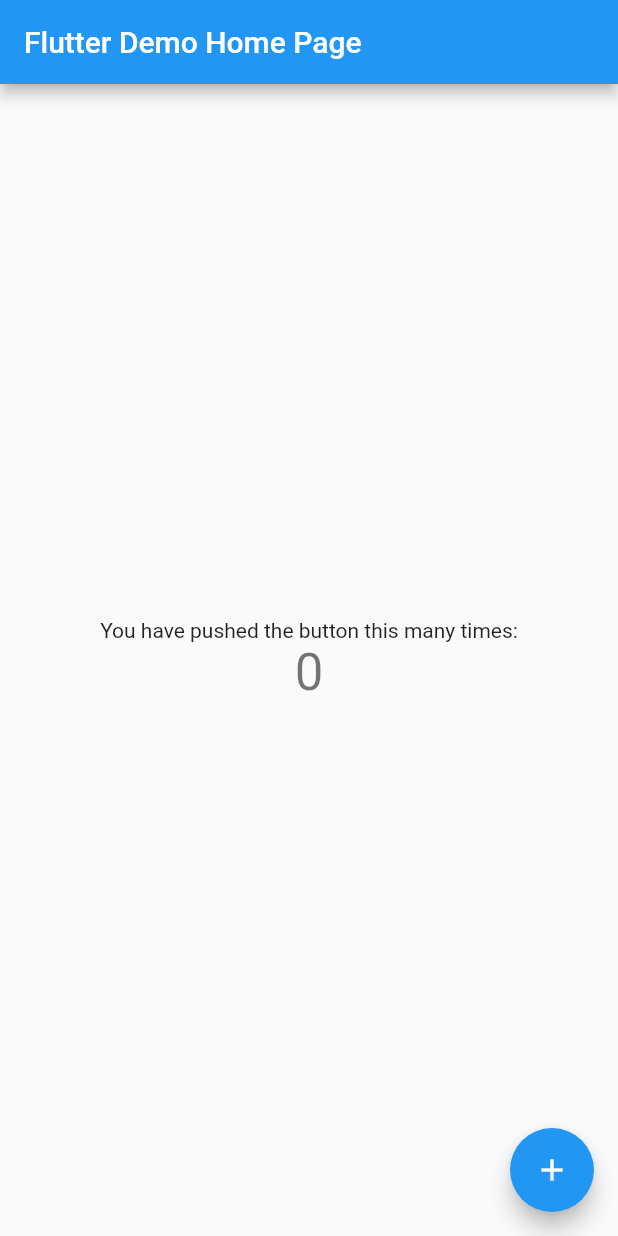
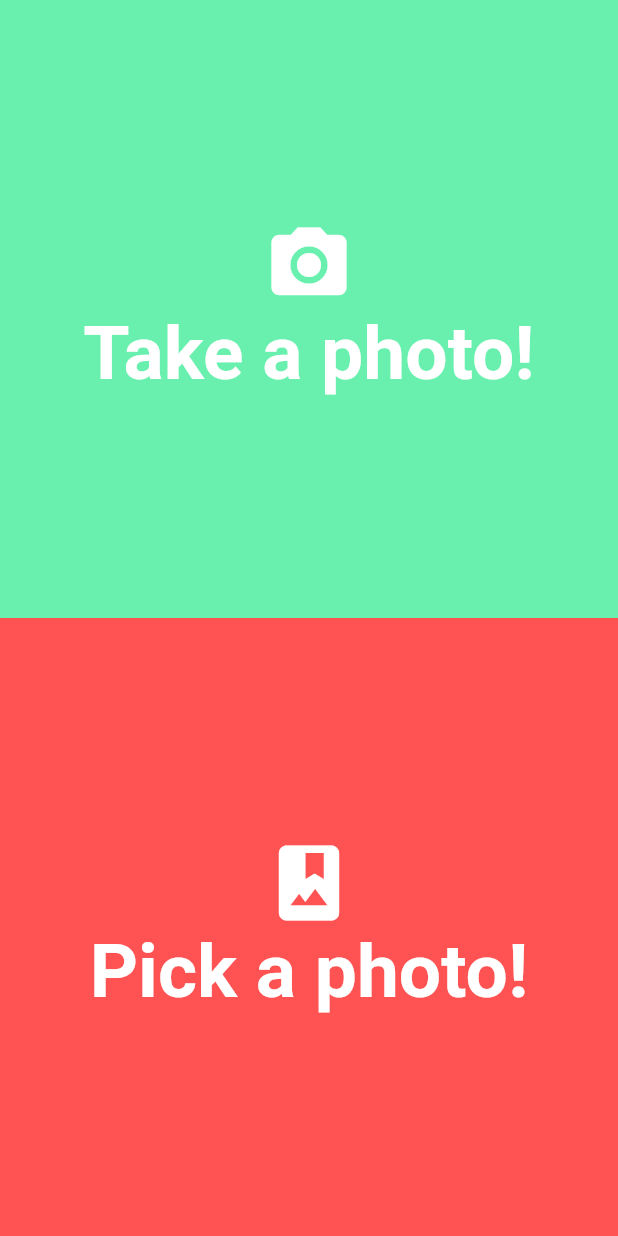
Before and after one commit to Guillem96/tensorflow-challenge, a Flutter app: the screen it shows after launch, on a phone screen of 412 x 824 dp. Run offline on Flutter 3.47's test engine with Material 2 defaults, Android fonts, the phone set to English and light mode, and no system bars.

Commit message:
Main screen added

```diff
--- a/amethyst/lib/main.dart
+++ b/amethyst/lib/main.dart
@@ -1,111 +1,8 @@
+import 'package:amethyst/router.dart';
+import 'package:amethyst/screens/home_screen/home_screen.dart';
 import 'package:flutter/material.dart';
 
-void main() => runApp(MyApp());
-
-class MyApp extends StatelessWidget {
-  // This widget is the root of your application.
-  @override
-  Widget build(BuildContext context) {
-    return MaterialApp(
-      title: 'Flutter Demo',
-      theme: ThemeData(
-        // This is the theme of your application.
-        //
-        // Try running your application with "flutter run". You'll see the
-        // application has a blue toolbar. Then, without quitting the app, try
-        // changing the primarySwatch below to Colors.green and then invoke
-        // "hot reload" (press "r" in the console where you ran "flutter run",
-        // or simply save your changes to "hot reload" in a Flutter IDE).
-        // Notice that the counter didn't reset back to zero; the application
-        // is not restarted.
-        primarySwatch: Colors.blue,
-      ),
-      home: MyHomePage(title: 'Flutter Demo Home Page'),
-    );
-  }
-}
-
-class MyHomePage extends StatefulWidget {
-  MyHomePage({Key key, this.title}) : super(key: key);
-
-  // This widget is the home page of your application. It is stateful, meaning
-  // that it has a State object (defined below) that contains fields that affect
-  // how it looks.
-
-  // This class is the configuration for the state. It holds the values (in this
-  // case the title) provided by the parent (in this case the App widget) and
-  // used by the build method of the State. Fields in a Widget subclass are
-  // always marked "final".
-
-  final String title;
-
-  @override
-  _MyHomePageState createState() => _MyHomePageState();
-}
-
-class _MyHomePageState extends State<MyHomePage> {
-  int _counter = 0;
-
-  void _incrementCounter() {
-    setState(() {
-      // This call to setState tells the Flutter framework that something has
-      // changed in this State, which causes it to rerun the build method below
-      // so that the display can reflect the updated values. If we changed
-      // _counter without calling setState(), then the build method would not be
-      // called again, and so nothing would appear to happen.
-      _counter++;
-    });
-  }
-
-  @override
-  Widget build(BuildContext context) {
-    // This method is rerun every time setState is called, for instance as done
-    // by the _incrementCounter method above.
-    //
-    // The Flutter framework has been optimized to make rerunning build methods
-    // fast, so that you can just rebuild anything that needs updating rather
-    // than having to individually change instances of widgets.
-    return Scaffold(
-      appBar: AppBar(
-        // Here we take the value from the MyHomePage object that was created by
-        // the App.build method, and use it to set our appbar title.
-        title: Text(widget.title),
-      ),
-      body: Center(
-        // Center is a layout widget. It takes a single child and positions it
-        // in the middle of the parent.
-        child: Column(
-          // Column is also layout widget. It takes a list of children and
-          // arranges them vertically. By default, it sizes itself to fit its
-          // children horizontally, and tries to be as tall as its parent.
-          //
-          // Invoke "debug painting" (press "p" in the console, choose the
-          // "Toggle Debug Paint" action from the Flutter Inspector in Android
-          // Studio, or the "Toggle Debug Paint" command in Visual Studio Code)
-          // to see the wireframe for each widget.
-          //
-          // Column has various properties to control how it sizes itself and
-          // how it positions its children. Here we use mainAxisAlignment to
-          // center the children vertically; the main axis here is the vertical
-          // axis because Columns are vertical (the cross axis would be
-          // horizontal).
-          mainAxisAlignment: MainAxisAlignment.center,
-          children: <Widget>[
-            Text(
-              'You have pushed the button this many times:',
-            ),
-            Text(
-              '$_counter',
-              style: Theme.of(context).textTheme.display1,
-            ),
-          ],
-        ),
-      ),
-      floatingActionButton: FloatingActionButton(
-        onPressed: _incrementCounter,
-        tooltip: 'Increment',
-        child: Icon(Icons.add),
-      ), // This trailing comma makes auto-formatting nicer for build methods.
-    );
-  }
-}
+main() => runApp(new MaterialApp(
+  home: new HomePage(),
+  routes: Router.routes,
+));
--- /dev/null
+++ b/amethyst/lib/router.dart
@@ -0,0 +1,13 @@
+import 'package:amethyst/screens/home_screen/home_screen.dart';
+import 'package:flutter/material.dart';
+
+
+class Router {
+  static Map<String, String> params = new Map();
+
+  static var routes = <String, WidgetBuilder> {
+    // '/quiz_page': (_) => new QuizPage(),
+    '/home_screen': (_) => new HomePage(),
+    // '/score_page': (_) => new ScorePage(total: int.parse(params['total']), correct: int.parse(params['correct']))
+  };
+}
--- /dev/null
+++ b/amethyst/lib/screens/home_screen/home_screen.dart
@@ -0,0 +1,42 @@
+import 'package:flutter/material.dart';
+
+class HomePage extends StatelessWidget {
+  @override
+  Widget build(BuildContext context) {
+    return Column(
+      crossAxisAlignment: CrossAxisAlignment.stretch,
+      children: <Widget>[
+        Expanded(
+          child: Material(
+            color: Colors.greenAccent,
+            child: InkWell( //> Invisible button, with wave animation
+              onTap: () => Navigator.of(context).pushNamed('/home_screen'),
+              child: Column(
+                mainAxisAlignment: MainAxisAlignment.center,
+                children: <Widget>[
+                  Icon(Icons.photo_camera, color: Colors.white, size: 60.0,),
+                  Text("Take a photo!", style: TextStyle(color: Colors.white, fontSize: 50.0, fontWeight: FontWeight.bold)),
+                ],
+              )
+            ),
+          )
+        ),
+        Expanded(
+          child:Material(
+            color: Colors.redAccent,
+            child: InkWell( //> Invisible button, with wave animation
+              onTap: () => Navigator.of(context).pushNamed('/home_screen'),
+              child: new Column(
+                mainAxisAlignment: MainAxisAlignment.center,
+                children: <Widget>[
+                  Icon(Icons.photo_album, color: Colors.white, size: 60.0,),
+                  Text("Pick a photo!", style: TextStyle(color: Colors.white, fontSize: 50.0, fontWeight: FontWeight.bold)),
+                ],
+              )
+            ),
+          )
+        ),
+      ],
+    );
+  }
+}
```
